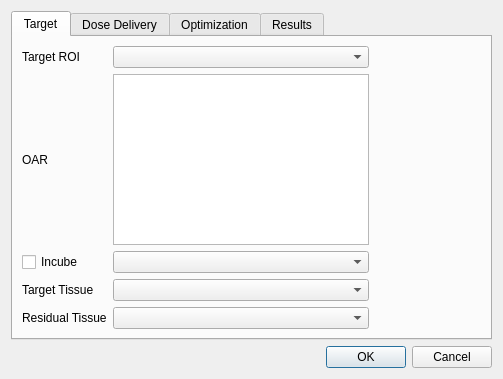
pytrip/pytripgui, file pytripgui/view/plan.ui: the form before one commit.
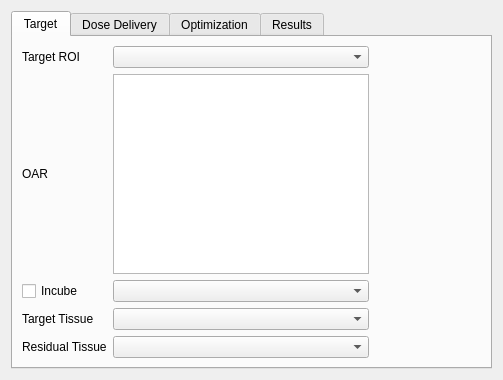
The form after the commit.

Commit message: Start adding plan framework.

What changed in the file:
```diff
--- a/pytripgui/view/plan.ui
+++ b/pytripgui/view/plan.ui
@@ -7,7 +7,7 @@
     <x>0</x>
     <y>0</y>
     <width>503</width>
-    <height>379</height>
+    <height>380</height>
    </rect>
   </property>
   <property name="windowTitle">
@@ -342,16 +342,6 @@
      </widget>
     </widget>
    </item>
-   <item>
-    <widget class="QDialogButtonBox" name="buttonBox">
-     <property name="orientation">
-      <enum>Qt::Horizontal</enum>
-     </property>
-     <property name="standardButtons">
-      <set>QDialogButtonBox::Cancel|QDialogButtonBox::Ok</set>
-     </property>
-    </widget>
-   </item>
   </layout>
  </widget>
  <resources/>
```
Left out of the diff: 35 changed lines with no effect on the pictures. The commit also changes 7 other files.
